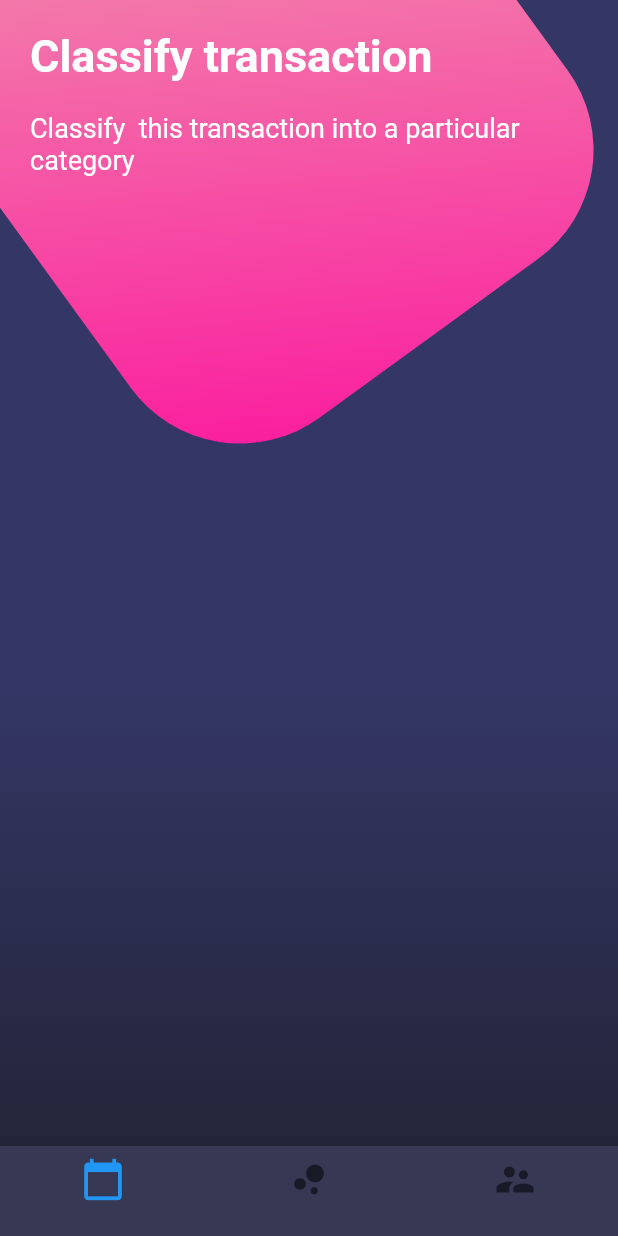
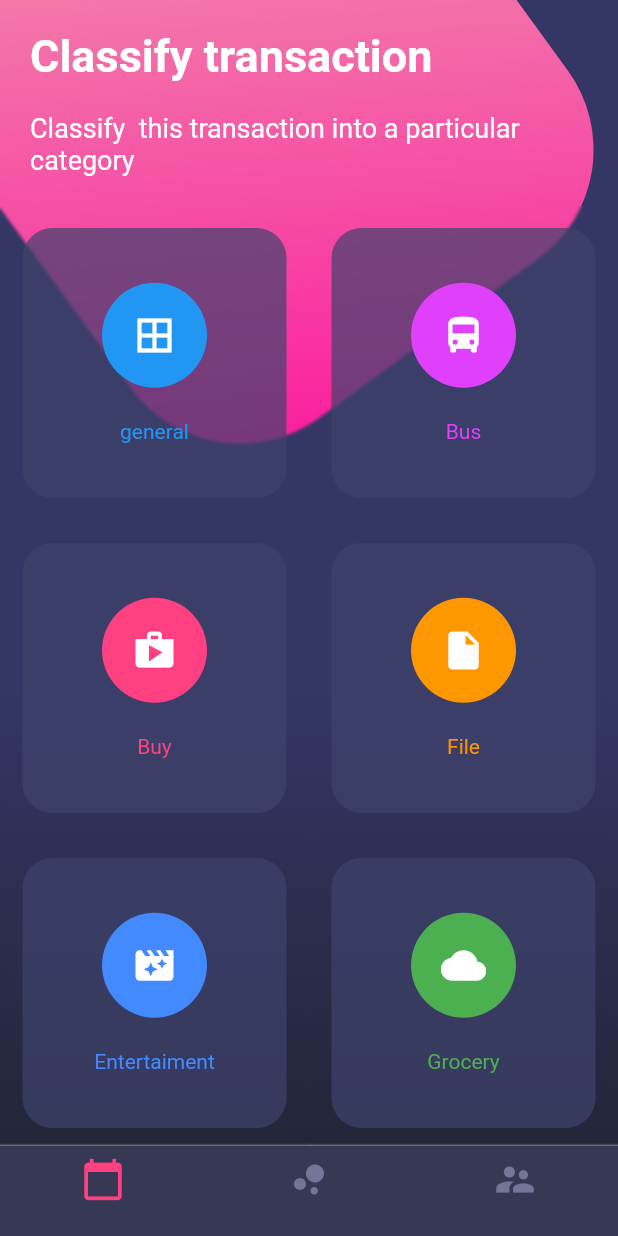
Before and after one commit to jaencarlosap/flutter_design, a Flutter app: the screen it shows after launch, on a phone screen of 412 x 824 dp. Run offline on Flutter 3.47's test engine with Material 2 defaults, Android fonts, the phone set to English and light mode, and no system bars.

Commit message:
finish three page

```diff
--- a/lib/src/pages/buttons_page.dart
+++ b/lib/src/pages/buttons_page.dart
@@ -1,4 +1,5 @@
 import 'dart:math';
+import 'dart:ui';
 
 import 'package:flutter/material.dart';
 
@@ -15,6 +16,7 @@ class ButtonsPage extends StatelessWidget {
             child: Column(
               children: [
                 _titles(),
+                _roundedButtons(),
               ],
             ),
           ),
@@ -100,17 +102,10 @@ class ButtonsPage extends StatelessWidget {
   }
 
   Widget _bottomNavigatorBar(BuildContext context) {
-    return Theme(
-      data: Theme.of(context).copyWith(
-        canvasColor: Color.fromRGBO(55, 57, 84, 1.0),
-        primaryColor: Colors.pinkAccent,
-        textTheme: Theme.of(context).textTheme.copyWith(
-              caption: TextStyle(
-                color: Color.fromRGBO(116, 117, 152, 1.0),
-              ),
-            ),
-      ),
-      child: BottomNavigationBar(
+    return BottomNavigationBar(
+      backgroundColor: Color.fromRGBO(55, 57, 84, 1.0),
+      selectedItemColor: Colors.pinkAccent,
+      unselectedItemColor: Color.fromRGBO(116, 117, 152, 1.0),
       items: [
         BottomNavigationBarItem(
           icon: Icon(Icons.calendar_today, size: 30.0),
@@ -125,7 +120,78 @@ class ButtonsPage extends StatelessWidget {
           label: '',
         ),
       ],
+    );
+  }
+
+  Widget _roundedButtons() {
+    return Table(
+      children: [
+        TableRow(
+          children: [
+            _createButtonRounded(Colors.blue, Icons.border_all, 'general'),
+            _createButtonRounded(
+                Colors.purpleAccent, Icons.directions_bus, 'Bus'),
+          ],
+        ),
+        TableRow(
+          children: [
+            _createButtonRounded(Colors.pinkAccent, Icons.shop, 'Buy'),
+            _createButtonRounded(
+                Colors.orange, Icons.insert_drive_file, 'File'),
+          ],
+        ),
+        TableRow(
+          children: [
+            _createButtonRounded(
+                Colors.blueAccent, Icons.movie_filter, 'Entertaiment'),
+            _createButtonRounded(Colors.green, Icons.cloud, 'Grocery'),
+          ],
+        ),
+        TableRow(
+          children: [
+            _createButtonRounded(Colors.red, Icons.collections, 'Photos'),
+            _createButtonRounded(Colors.teal, Icons.help_outline, 'Help'),
+          ],
+        ),
+      ],
+    );
+  }
+
+  Widget _createButtonRounded(Color color, IconData icon, String text) {
+    return ClipRect(
+      child: BackdropFilter(
+        filter: ImageFilter.blur(sigmaX: 1.0, sigmaY: 1.0),
+        child: Container(
+          height: 180.0,
+          margin: EdgeInsets.all(15.0),
+          decoration: BoxDecoration(
+            color: Color.fromRGBO(62, 66, 107, 0.7),
+            borderRadius: BorderRadius.circular(20.0),
+          ),
+          child: Column(
+            mainAxisAlignment: MainAxisAlignment.spaceAround,
+            children: [
+              SizedBox(height: 5.0),
+              CircleAvatar(
+                backgroundColor: color,
+                radius: 35.0,
+                child: Icon(
+                  icon,
+                  color: Colors.white,
+                  size: 30.0,
+                ),
+              ),
+              Text(
+                text,
+                style: TextStyle(color: color),
+              ),
+              SizedBox(height: 5.0),
+            ],
+          ),
+        ),
       ),
     );
   }
+//end
+
 }
```
Lines whose indentation alone changed are shown as unchanged.
